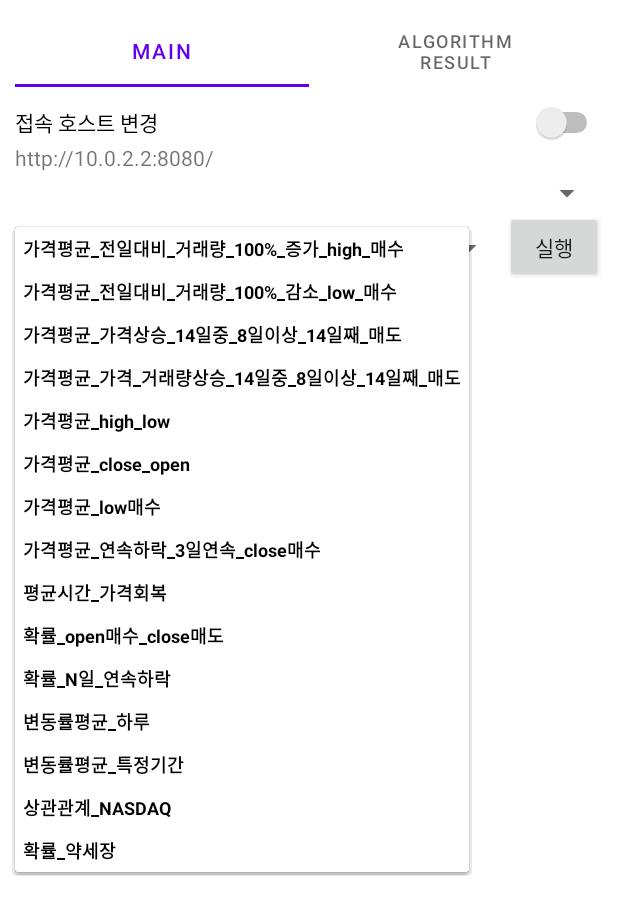
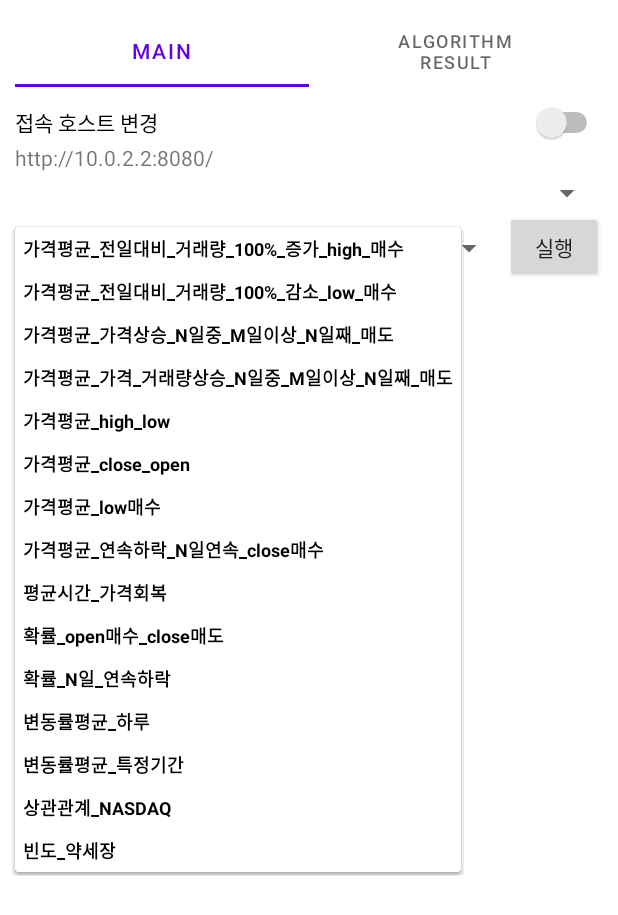
Before and after one commit to freean2468/ProjectNext, an Android app: the screen it shows after launch (ActivityMain), after a tap on "가격평균_전일대비_거래량_100%_증가_high_매수", on a phone screen of 412 x 824 dp. Shown: the top 915 px of the screen. Run offline under Robolectric (Android 15) with nearby library versions, the phone set to English and light mode, and no system bars; our stand-ins replace Volley; network calls fail.

Commit message:
minor fixes

```diff
--- a/android/app/src/main/res/values/strings.xml
+++ b/android/app/src/main/res/values/strings.xml
@@ -13,19 +13,19 @@
     <string-array name="algorithmList">
         <item>가격평균_전일대비_거래량_100%_증가_high_매수</item>
         <item>가격평균_전일대비_거래량_100%_감소_low_매수</item>
-        <item>가격평균_가격상승_14일중_8일이상_14일째_매도</item>
-        <item>가격평균_가격_거래량상승_14일중_8일이상_14일째_매도</item>
+        <item>가격평균_가격상승_N일중_M일이상_N일째_매도</item>
+        <item>가격평균_가격_거래량상승_N일중_M일이상_N일째_매도</item>
         <item>가격평균_high_low</item>
         <item>가격평균_close_open</item>
         <item>가격평균_low매수</item>
-        <item>가격평균_연속하락_3일연속_close매수</item>
+        <item>가격평균_연속하락_N일연속_close매수</item>
         <item>평균시간_가격회복</item>
         <item>확률_open매수_close매도</item>
         <item>확률_N일_연속하락</item>
         <item>변동률평균_하루</item>
         <item>변동률평균_특정기간</item>
         <item>상관관계_NASDAQ</item>
-        <item>확률_약세장</item>
+        <item>빈도_약세장</item>
     </string-array>
 
 </resources>
```
